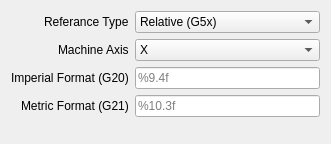
Qt form blue_control/widgets/qtdesigner/dro_editor.ui (KurtJacobson/blue-control) before a commit.
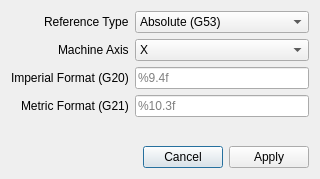
The same form after that commit.

Diff of the .ui file:
```diff
--- a/blue_control/widgets/qtdesigner/dro_editor.ui
+++ b/blue_control/widgets/qtdesigner/dro_editor.ui
@@ -6,13 +6,15 @@
    <rect>
     <x>0</x>
     <y>0</y>
-    <width>331</width>
-    <height>144</height>
+    <width>320</width>
+    <height>179</height>
    </rect>
   </property>
   <property name="windowTitle">
    <string>DRO Settings Editor</string>
   </property>
+  <layout class="QVBoxLayout" name="verticalLayout">
+   <item>
   <layout class="QFormLayout" name="formLayout">
    <property name="labelAlignment">
     <set>Qt::AlignRight|Qt::AlignTrailing|Qt::AlignVCenter</set>
@@ -20,17 +22,12 @@
    <item row="0" column="0">
     <widget class="QLabel" name="label">
      <property name="text">
-      <string>Referance Type</string>
+        <string>Reference Type</string>
      </property>
     </widget>
    </item>
    <item row="0" column="1">
-    <widget class="QComboBox" name="comboBox">
-     <item>
-      <property name="text">
-       <string>Relative (G5x)</string>
-      </property>
-     </item>
+      <widget class="QComboBox" name="refTypCombo">
      <item>
       <property name="text">
        <string>Absolute (G53)</string>
@@ -106,6 +103,13 @@
      </property>
     </widget>
    </item>
+     <item row="2" column="1">
+      <widget class="QLineEdit" name="inFmtEntry">
+       <property name="placeholderText">
+        <string>%9.4f</string>
+       </property>
+      </widget>
+     </item>
    <item row="3" column="0">
     <widget class="QLabel" name="label_4">
      <property name="text">
@@ -113,13 +117,6 @@
      </property>
     </widget>
    </item>
-   <item row="2" column="1">
-    <widget class="QLineEdit" name="lineEdit_2">
-     <property name="placeholderText">
-      <string>%9.4f</string>
-     </property>
-    </widget>
-   </item>
    <item row="3" column="1">
     <widget class="QLineEdit" name="lineEdit">
      <property name="placeholderText">
@@ -128,6 +125,18 @@
     </widget>
    </item>
   </layout>
+   </item>
+   <item>
+    <widget class="QDialogButtonBox" name="buttonBox">
+     <property name="orientation">
+      <enum>Qt::Horizontal</enum>
+     </property>
+     <property name="standardButtons">
+      <set>QDialogButtonBox::Apply|QDialogButtonBox::Cancel</set>
+     </property>
+    </widget>
+   </item>
+  </layout>
  </widget>
  <resources/>
  <connections/>
```
Left out of the diff: 76 changed lines with no effect on the pictures. Lines whose indentation alone changed are shown as unchanged.
